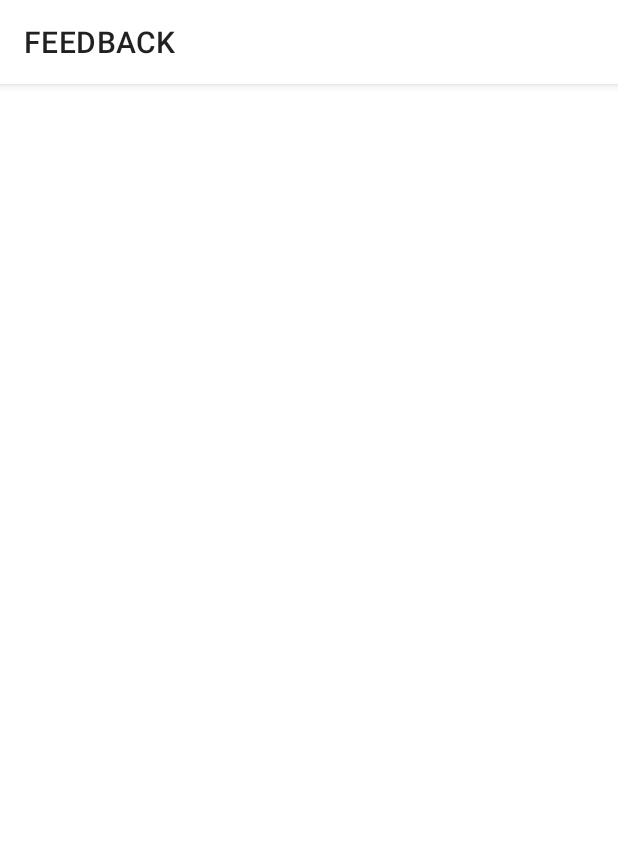
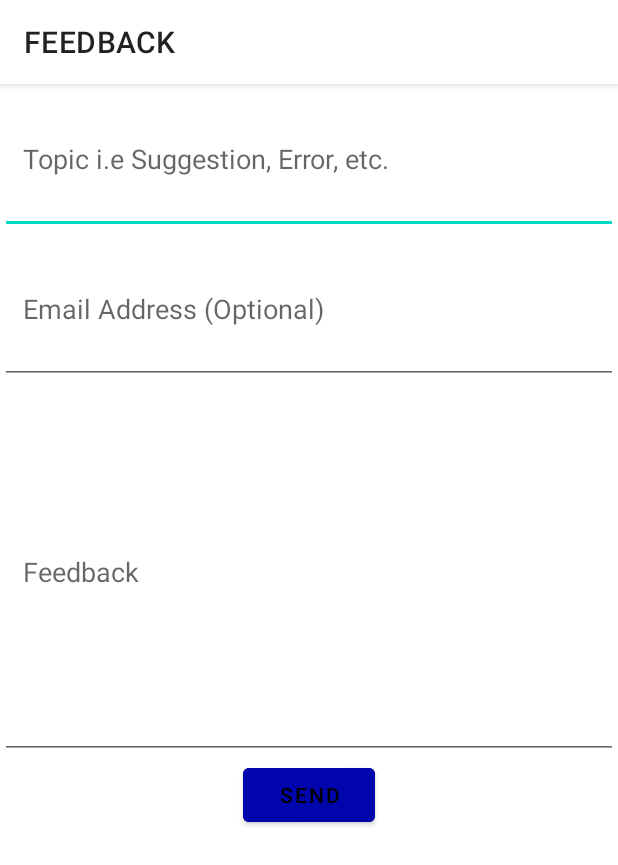
Before and after one commit to zahraamirinezhad/Music-Player, an Android app: the Feedback screen opened directly, with no data from a screen before it, on a phone screen of 412 x 824 dp. Shown: the top 865 px of the screen. Run offline under Robolectric (Android 15) with nearby library versions, the phone set to English and light mode, and no system bars; libraries missing offline, so code that uses them is left out: javax.mail, javax.mail.internet.

Commit message:
Feedback panel got added

```diff
--- a/Music Player Kotlin/music player/app/build.gradle
+++ b/Music Player Kotlin/music player/app/build.gradle
@@ -50,4 +50,6 @@ dependencies {
     implementation 'androidx.media:media:1.5.0'
     implementation 'com.squareup.picasso:picasso:2.71828'
     implementation 'com.google.code.gson:gson:2.9.0'
+    implementation 'com.sun.mail:android-mail:1.6.2'
+    implementation 'com.sun.mail:android-activation:1.6.2'
 }
--- a/Music Player Kotlin/music player/app/src/main/res/layout/activity_feedback.xml
+++ b/Music Player Kotlin/music player/app/src/main/res/layout/activity_feedback.xml
@@ -1,9 +1,44 @@
 <?xml version="1.0" encoding="utf-8"?>
-<androidx.constraintlayout.widget.ConstraintLayout xmlns:android="http://schemas.android.com/apk/res/android"
+<LinearLayout xmlns:android="http://schemas.android.com/apk/res/android"
     xmlns:app="http://schemas.android.com/apk/res-auto"
     xmlns:tools="http://schemas.android.com/tools"
     android:layout_width="match_parent"
     android:layout_height="match_parent"
+    android:orientation="vertical"
     tools:context=".Feedback">
 
-</androidx.constraintlayout.widget.ConstraintLayout>
+    <com.google.android.material.textfield.TextInputEditText
+        android:id="@+id/topicFD"
+        android:layout_width="match_parent"
+        android:layout_height="100dp"
+        android:gravity="center|start"
+        android:hint="@string/feedback_topic"
+        android:inputType="text"
+        android:padding="15dp" />
+
+    <com.google.android.material.textfield.TextInputEditText
+        android:id="@+id/emailFD"
+        android:layout_width="match_parent"
+        android:layout_height="100dp"
+        android:gravity="center|start"
+        android:hint="@string/feedback_email"
+        android:inputType="textEmailAddress"
+        android:padding="15dp" />
+
+    <com.google.android.material.textfield.TextInputEditText
+        android:id="@+id/feedbackFD"
+        android:layout_width="match_parent"
+        android:layout_height="250dp"
+        android:hint="@string/feedback"
+        android:inputType="text"
+        android:padding="15dp" />
+
+    <Button
+        android:id="@+id/sendFD"
+        android:layout_width="wrap_content"
+        android:layout_height="wrap_content"
+        android:layout_gravity="center"
+        android:backgroundTint="@color/dark_blue"
+        android:text="@string/send_feedback" />
+
+</LinearLayout>
--- a/Music Player Kotlin/music player/app/src/main/res/values/strings.xml
+++ b/Music Player Kotlin/music player/app/src/main/res/values/strings.xml
@@ -35,4 +35,7 @@
     <string name="add_music">ADD</string>
     <string name="remove_all_musics_in_playlist">DELETE ALL</string>
     <string name="search_song">SEARCH SONG</string>
+    <string name="feedback_topic">Topic i.e Suggestion, Error, etc.</string>
+    <string name="feedback_email">Email Address (Optional)</string>
+    <string name="send_feedback">SEND</string>
 </resources>
```
Also changed, not shown: Music Player Kotlin/music player/app/src/main/AndroidManifest.xml (+12 -3 lines), Music Player Kotlin/music player/app/src/main/java/com/example/musicplayer/Feedback.kt (+42 -0 lines).
